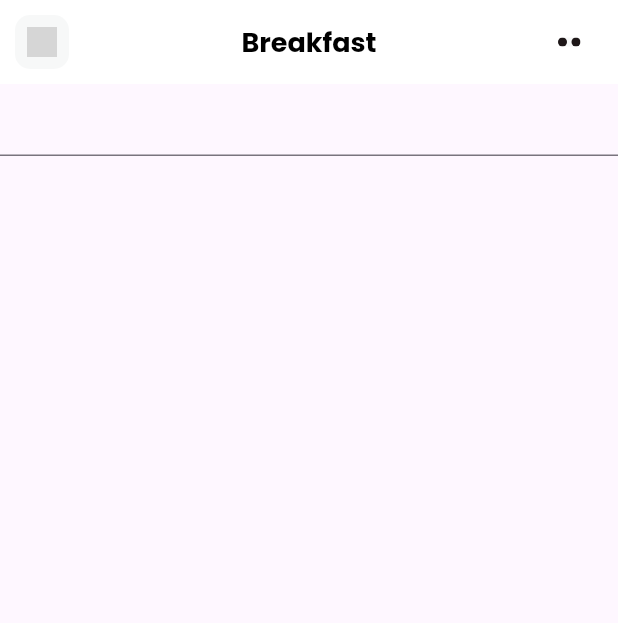
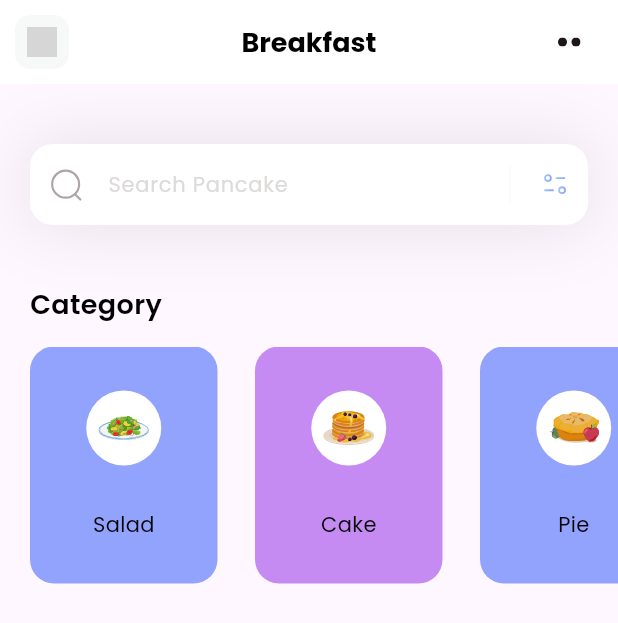
Before and after one commit to bankolemelchior/breakfast, a Flutter app: the screen it shows after launch, on a phone screen of 412 x 824 dp. Shown: the top 623 px of the screen. Run offline on Flutter 3.47's test engine with Material 3 defaults, Android fonts, the phone set to English and light mode, and no system bars; our stand-ins replace flutter_svg; grey boxes are pictures that could not be loaded.

Commit message:
appBare et Categorie

```diff
--- a/lib/main.dart
+++ b/lib/main.dart
@@ -14,7 +14,7 @@ class MyApp extends StatelessWidget {
     return  MaterialApp(
       debugShowCheckedModeBanner: false,
       theme: ThemeData(fontFamily: 'Poppins'),
-      home: const Home(),
+      home: HomePage(),
     );
   }
 }
--- /dev/null
+++ b/lib/models/category_model.dart
@@ -0,0 +1,30 @@
+import 'package:flutter/material.dart';
+
+class CategoryModel {
+  String name;
+  String iconPath;
+  Color boxColor;
+
+
+  CategoryModel(this.name, this.iconPath, this.boxColor);
+
+  static List<CategoryModel> getCategories() {
+    List<CategoryModel> categories = [];
+
+    categories.add(
+      CategoryModel('Salad', 'assets/icons/plate.svg', Color(0xff92A3FD))
+    );
+    categories.add(
+      CategoryModel('Cake', 'assets/icons/pancakes.svg', Color(0xffC58BF2))
+    );
+    categories.add(
+      CategoryModel('Pie', 'assets/icons/pie.svg', Color(0xff92A3FD))
+    );
+    categories.add(
+      CategoryModel('Smoothies', 'assets/icons/orange-snacks.svg', Color(0xffC58BF2))
+    );
+
+
+    return categories;
+  }
+}
--- a/lib/pages/home.dart
+++ b/lib/pages/home.dart
@@ -1,19 +1,159 @@
 import 'package:flutter/material.dart';
+import 'package:flutter_application_alpha/models/category_model.dart';
 import 'package:flutter_svg/flutter_svg.dart';
 
-class Home extends StatelessWidget {
-  const Home({super.key});
+class HomePage extends StatefulWidget {
+   const HomePage({super.key});
+
+  @override
+  State<HomePage> createState() => _HomePageState();
+}
+
+  class _HomePageState extends State<HomePage> {
+    List<CategoryModel> categories = [];
+
+  void _getCategories() {
+    categories = CategoryModel.getCategories();
+  }
+
+  @override
+    void initState() {
+      _getCategories();
+    }
 
   @override
   Widget build(BuildContext context) {
+    _getCategories();
     return Scaffold(
       appBar: appBar(),
-      body:const Column(
+      // backgroundColor: Colors.white,
+      body:Column(
+        crossAxisAlignment: CrossAxisAlignment.start,
         children: [
-          TextField()
+          _searchField(),
+          const SizedBox(height: 40),
+          Column(
+            crossAxisAlignment: CrossAxisAlignment.start,
+            children: [
+              const Padding(
+                padding: EdgeInsets.only(left: 20),
+                child: Text(
+                  'Category',
+                  style: TextStyle(
+                    color: Colors.black,
+                    fontSize: 18,
+                    fontWeight: FontWeight.w600
+                  ),
+                ),
+              ),
+              const SizedBox(height: 15),
+              SizedBox(
+                height: 158,
+                child: ListView.separated(
+                  itemCount: categories.length,
+                  scrollDirection: Axis.horizontal,
+                  padding: const EdgeInsets.only(
+                    left: 20,
+                    right: 20
+                  ),
+                  separatorBuilder: (context, index) => const SizedBox(width: 25,),
+                  itemBuilder: (context, index) {
+
+                    return Container(
+                      width: 125,
+                      decoration: BoxDecoration(
+                        color: categories[index].boxColor,
+                        borderRadius: BorderRadius.circular(16)
+                      ),
+                      child: Column(
+                        mainAxisAlignment: MainAxisAlignment.spaceEvenly,
+                        children: [
+                          Container(
+                            width: 50,
+                            height:50,
+                            decoration: const BoxDecoration(
+                              color: Colors.white,
+                              shape: BoxShape.circle
+                            ),
+                            child: Padding(
+                              padding: const EdgeInsets.all(8.0),
+                              child: SvgPicture.asset(categories[index].iconPath),
+                            ),
+                          ),
+                          Text(
+                            categories[index].name,
+                            style: const TextStyle(
+                              fontWeight: FontWeight.w400,
+                              color: Colors.black,
+                              fontSize: 14
+                            ),
+                          )
+                        ],
+                      ),
+                    );
+                  }
+                  ),
+              )
+            ],
+          )
         ],
       ),
     );
+  }
+
+  Container _searchField() {
+    return Container(
+          margin: const EdgeInsets.only(top: 40, left: 20, right: 20),
+          decoration: BoxDecoration(
+            boxShadow: [
+              BoxShadow(
+                color: const Color(0xff1D1617).withOpacity(0.11),
+                blurRadius: 40,
+                spreadRadius: 0.0
+              )
+            ]
+          ),
+          child: TextField(
+            decoration: InputDecoration(
+              filled: true,
+              fillColor: Colors.white,
+              contentPadding: const EdgeInsets.all(15),
+              hintText: 'Search Pancake',
+              hintStyle: const TextStyle(
+                color: Color(0xffDDDADA),
+                fontSize: 14
+              ),
+              prefixIcon: Padding(
+                padding: const EdgeInsets.all(12),
+                child: SvgPicture.asset('assets/icons/Search.svg'),
+              ),
+              suffixIcon: SizedBox(
+                width: 100,
+                child: IntrinsicHeight(
+                 child:  Row(
+                  mainAxisAlignment: MainAxisAlignment.end,
+                  children: [
+                    const VerticalDivider(
+                      color: Color(0xffDDDADA),
+                      indent: 10,
+                      endIndent: 10,
+                      thickness: 0.1,
+                    ),
+                    Padding(
+                      padding: const EdgeInsets.all(12),
+                      child: SvgPicture.asset('assets/icons/Filter.svg'),
+                    ),
+                  ],
+                ),
+                ),
+              ),
+              border: OutlineInputBorder(
+                borderRadius: BorderRadius.circular(15),
+                borderSide: BorderSide.none
+              )
+            ),
+          ),
+        );
   }
 
   AppBar appBar() {
```
